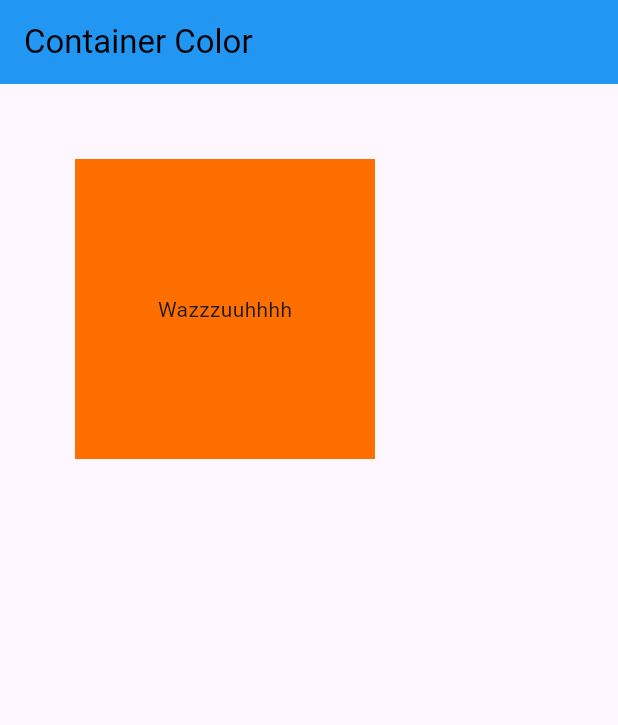
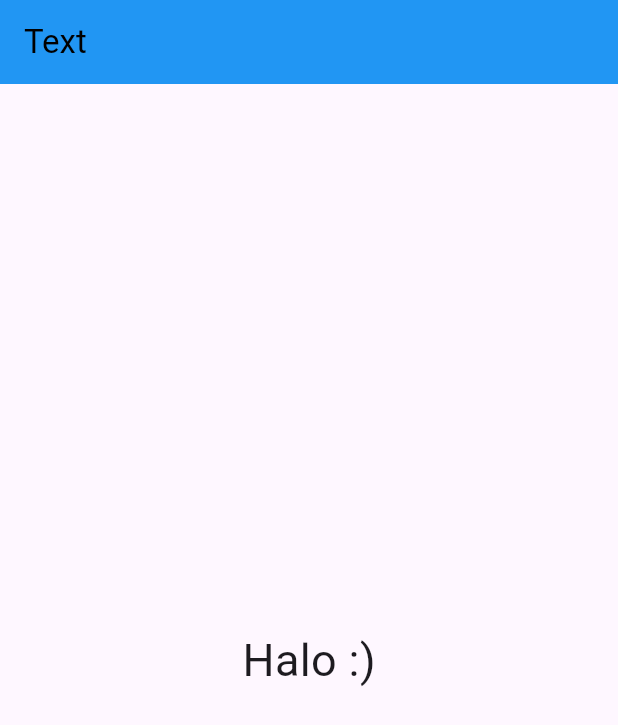
Before and after one commit to EzraPatrikha123/Flutter_Project, a Flutter app: the screen it shows after launch, on a phone screen of 412 x 824 dp. Shown: the top 725 px of the screen. Run offline on Flutter 3.47's test engine with Material 3 defaults, Android fonts, the phone set to English and light mode, and no system bars.

Commit message:
Updet File :)

```diff
--- a/lib/ContainerColor.dart
+++ b/lib/ContainerColor.dart
@@ -12,13 +12,28 @@ class containercolor extends StatelessWidget {
         backgroundColor: Colors.blue,
         foregroundColor: Colors.black,
       ),
-      body: Container(
-        margin: EdgeInsets.all(50),
-        height: 200,
-        width: 200,
-        alignment: Alignment.center,
-        color: Colors.amber[900],
-        child: Text('Wazzzuuhhhh'),
+      body: Column(
+        children: [
+          Container(
+            margin: EdgeInsets.all(50),
+            height: 200,
+            width: 200,
+            alignment: Alignment.center,
+            color: Colors.amber[900],
+            child: Text('Wazzzuuhhhh', style: TextStyle(fontSize: 30, color: Colors.white),),
+          ),
+          Container(
+            margin: EdgeInsets.all(50),
+            height: 200,
+            width: 200,
+            alignment: Alignment.topLeft, color: Colors.blueGrey,
+            child: Text('Belajar Flutter',style: TextStyle(fontSize: 20, color: Colors.white),),
+          ),
+          Container(padding: EdgeInsets.only(top: 20),
+            margin: EdgeInsets.all(20),
+
+          ),
+        ],
       ),
     );
   }
--- a/lib/Scaffold.dart
+++ b/lib/Scaffold.dart
@@ -1,5 +1,7 @@
 import 'package:flutter/cupertino.dart';
 import 'package:flutter/material.dart';
+import 'package:widget_1/date_widget.dart';
+import 'package:widget_1/input_selection.dart';
 import 'dialog.dart';
 
 
@@ -35,6 +37,8 @@ class  ScaffoldWidget  extends StatelessWidget {
               ),
           ),
           DialogWidget(),
+          InputSelection(),
+          DateWidget(title: '')
         ],
       ),
 
--- /dev/null
+++ b/lib/Text.dart
@@ -0,0 +1,18 @@
+import 'package:flutter/material.dart';
+
+class HaiE extends StatelessWidget {
+  const HaiE({super.key});
+
+  @override
+  Widget build(BuildContext context) {
+    return Scaffold(
+      appBar: AppBar(
+        title: Text('Text'),
+        backgroundColor: Colors.blue,
+        foregroundColor: Colors.black,
+      ),
+      body: Center(child: Text("Halo :)",style: TextStyle(fontSize: 30),),
+      ),
+    );
+  }
+}
--- a/lib/main.dart
+++ b/lib/main.dart
@@ -5,6 +5,8 @@ import 'package:widget_1/ContainerColor.dart';
 import 'dart:core';
 
 import 'package:widget_1/Containerlol.dart';
+import 'package:widget_1/Scaffold.dart';
+import 'package:widget_1/Text.dart';
 
 
 
@@ -61,7 +63,7 @@ class MyApp extends StatelessWidget {
   @override
   Widget build(BuildContext context) {
     return MaterialApp(
-      home: containercolor(),
+      home: HaiE(),
     debugShowCheckedModeBanner: false,
     );
   }
```
Also changed, not shown: lib/date_widget.dart (added, +44 -0 lines), lib/input_selection.dart (added, +35 -0 lines), assets/1402080091.jpg.jpg (deleted), assets/Button_Widget.png (added), assets/Dialog_Widget.png (added), assets/Scaffold_Widget.png (added), assets/Text_Widget.png (added), assets/muh_cat.jpg.gif (added), 2 other files.
